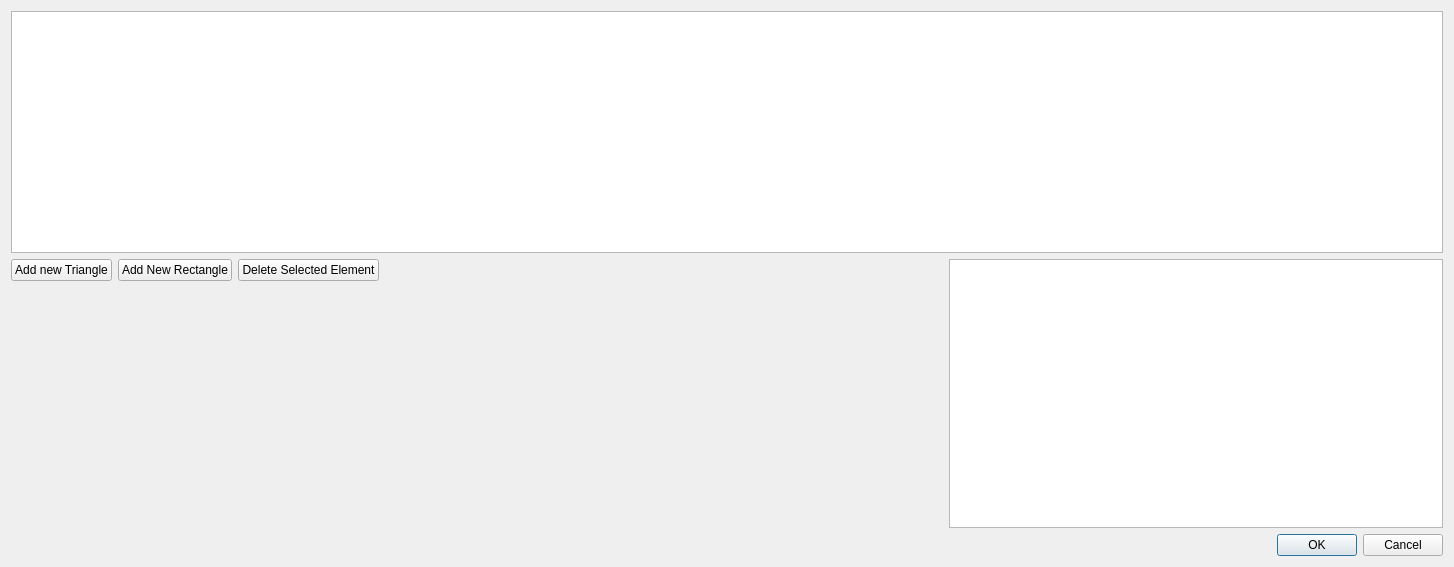
SCIInstitute/ImageVis3D, file TransDialog2D.ui: the form before one commit.
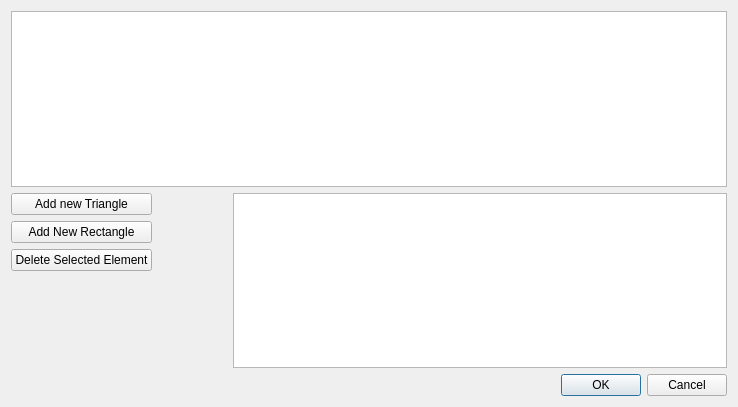
The form after the commit.

The edit to the form file:
```diff
--- a/TransDialog2D.ui
+++ b/TransDialog2D.ui
@@ -5,22 +5,34 @@
    <rect>
     <x>0</x>
     <y>0</y>
-    <width>1450</width>
-    <height>567</height>
+    <width>734</width>
+    <height>406</height>
    </rect>
   </property>
   <property name="windowTitle" >
    <string>Dialog</string>
   </property>
   <layout class="QGridLayout" name="gridLayout" >
-   <item row="0" column="0" colspan="5" >
+   <item row="0" column="0" colspan="4" >
     <widget class="QGraphicsView" name="graphicsView_Histogram" >
      <property name="minimumSize" >
       <size>
-       <width>1432</width>
+       <width>716</width>
        <height>176</height>
       </size>
      </property>
+     <property name="maximumSize" >
+      <size>
+       <width>716</width>
+       <height>16777215</height>
+      </size>
+     </property>
+     <property name="verticalScrollBarPolicy" >
+      <enum>Qt::ScrollBarAlwaysOff</enum>
+     </property>
+     <property name="horizontalScrollBarPolicy" >
+      <enum>Qt::ScrollBarAlwaysOff</enum>
+     </property>
     </widget>
    </item>
    <item row="1" column="0" >
@@ -30,34 +42,7 @@
      </property>
     </widget>
    </item>
-   <item row="1" column="1" >
-    <widget class="QPushButton" name="pushButton_2" >
-     <property name="text" >
-      <string>Add New Rectangle</string>
-     </property>
-    </widget>
-   </item>
-   <item row="1" column="2" >
-    <widget class="QPushButton" name="pushButton_3" >
-     <property name="text" >
-      <string>Delete Selected Element</string>
-     </property>
-    </widget>
-   </item>
-   <item row="1" column="3" >
-    <spacer name="horizontalSpacer" >
-     <property name="orientation" >
-      <enum>Qt::Horizontal</enum>
-     </property>
-     <property name="sizeHint" stdset="0" >
-      <size>
-       <width>675</width>
-       <height>20</height>
-      </size>
-     </property>
-    </spacer>
-   </item>
-   <item rowspan="2" row="1" column="4" >
+   <item rowspan="4" row="1" column="3" >
     <widget class="QGraphicsView" name="graphicsView_ColorPicker" >
      <property name="minimumSize" >
       <size>
@@ -65,9 +50,21 @@
        <height>175</height>
       </size>
      </property>
+     <property name="maximumSize" >
+      <size>
+       <width>494</width>
+       <height>16777215</height>
+      </size>
+     </property>
+     <property name="verticalScrollBarPolicy" >
+      <enum>Qt::ScrollBarAlwaysOff</enum>
+     </property>
+     <property name="horizontalScrollBarPolicy" >
+      <enum>Qt::ScrollBarAlwaysOff</enum>
+     </property>
     </widget>
    </item>
-   <item row="2" column="0" >
+   <item row="4" column="0" >
     <spacer name="verticalSpacer" >
      <property name="orientation" >
       <enum>Qt::Vertical</enum>
@@ -80,7 +77,7 @@
      </property>
     </spacer>
    </item>
-   <item row="3" column="4" >
+   <item row="5" column="3" >
     <widget class="QDialogButtonBox" name="buttonBox" >
      <property name="orientation" >
       <enum>Qt::Horizontal</enum>
@@ -90,6 +87,33 @@
      </property>
     </widget>
    </item>
+   <item row="3" column="0" >
+    <widget class="QPushButton" name="pushButton_3" >
+     <property name="text" >
+      <string>Delete Selected Element</string>
+     </property>
+    </widget>
+   </item>
+   <item row="2" column="0" >
+    <widget class="QPushButton" name="pushButton_2" >
+     <property name="text" >
+      <string>Add New Rectangle</string>
+     </property>
+    </widget>
+   </item>
+   <item row="2" column="1" >
+    <spacer name="horizontalSpacer_1" >
+     <property name="orientation" >
+      <enum>Qt::Horizontal</enum>
+     </property>
+     <property name="sizeHint" stdset="0" >
+      <size>
+       <width>40</width>
+       <height>20</height>
+      </size>
+     </property>
+    </spacer>
+   </item>
   </layout>
  </widget>
  <resources/>
```
Left out of the diff: 9 changed lines with no effect on the pictures.
